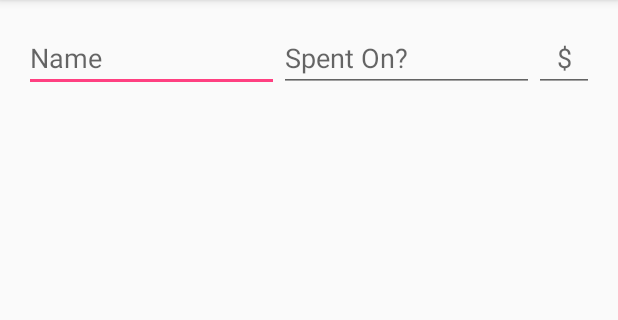
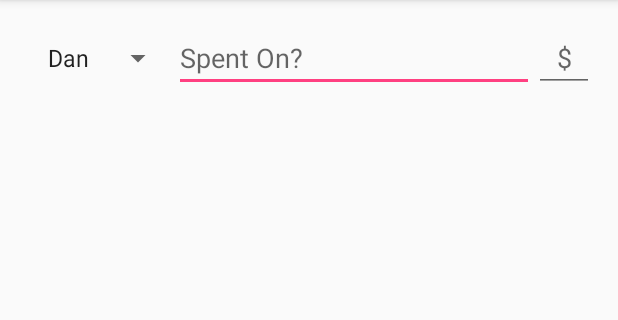
Before and after one commit to nebnitt/budget-for-android, an Android app: the screen it shows after launch (MainActivity), on a phone screen of 412 x 824 dp, the part 84-404 px from its top. Run offline under Robolectric (Android 15) with nearby library versions, the phone set to English and light mode, and no system bars.

Commit message:
Add name dropdown spinner instead of edittext. Add delete functionality with dialog warning box.

```diff
--- a/app/src/main/java/com/example/android/budget/MainActivity.java
+++ b/app/src/main/java/com/example/android/budget/MainActivity.java
@@ -1,5 +1,6 @@
 package com.example.android.budget;
 
+import android.app.Activity;
 import android.app.Dialog;
 import android.app.DialogFragment;
 import android.content.DialogInterface;
@@ -10,22 +11,29 @@ import android.support.v7.app.AlertDialog;
 import android.support.v7.app.AppCompatActivity;
 import android.support.v7.widget.LinearLayoutManager;
 import android.support.v7.widget.RecyclerView;
+import android.support.v7.widget.helper.ItemTouchHelper;
 import android.view.LayoutInflater;
 import android.view.Menu;
 import android.view.MenuItem;
 import android.view.View;
+import android.widget.AdapterView;
+import android.widget.AdapterView.OnItemSelectedListener;
+import android.widget.ArrayAdapter;
 import android.widget.EditText;
+import android.widget.Spinner;
 import android.widget.TextView;
 
 
-public class MainActivity extends AppCompatActivity {
+public class MainActivity extends AppCompatActivity
+    implements OnItemSelectedListener {
 
     private BudgetAdapter mAdapter;
     private SqlUtils mSqlUtils;
 
-    private EditText mNewNameEditText;
     private EditText mNewDollarsSpentEditText;
     private EditText mNewSpentMoneyWhereEditText;
+
+    private Spinner mSelectNameSpinner;
 
     // d (1) Create local EditText members for mNewGuestNameEditText and mNewPartySizeEditText
 
@@ -37,12 +45,20 @@ public class MainActivity extends AppCompatActivity {
         super.onCreate(savedInstanceState);
         setContentView(R.layout.activity_main);
 
+        final Activity mThis = this;
+
         RecyclerView budgetRecyclerView;
+
+        mSelectNameSpinner = (Spinner) findViewById(R.id.person_name_spinner);
+        ArrayAdapter<CharSequence> adapter = ArrayAdapter.createFromResource(this,
+                R.array.names_array, android.R.layout.simple_spinner_item);
+        adapter.setDropDownViewResource(android.R.layout.simple_spinner_dropdown_item);
+        mSelectNameSpinner.setAdapter(adapter);
+        mSelectNameSpinner.setOnItemSelectedListener(this);
 
         // Set local attributes to corresponding views
         budgetRecyclerView = (RecyclerView) this.findViewById(R.id.all_budgets_list_view);
 
-        mNewNameEditText = (EditText) findViewById(R.id.person_name_edit_text);
         mNewDollarsSpentEditText = (EditText) findViewById(R.id.dollars_spent_edit_text);
         mNewSpentMoneyWhereEditText = (EditText) findViewById(R.id.spent_money_where_edit_text);
 
@@ -60,8 +76,9 @@ public class MainActivity extends AppCompatActivity {
         // Link the adapter to the RecyclerView
         budgetRecyclerView.setAdapter(mAdapter);
 
-/*        new ItemTouchHelper(new ItemTouchHelper.SimpleCallback(0,
+        new ItemTouchHelper(new ItemTouchHelper.SimpleCallback(0,
                 ItemTouchHelper.LEFT | ItemTouchHelper.RIGHT) {
+//            Activity activity = getCallingActivity();
 
             @Override
             public boolean onMove(RecyclerView recyclerView, RecyclerView.ViewHolder viewHolder,RecyclerView.ViewHolder target) {
@@ -70,12 +87,39 @@ public class MainActivity extends AppCompatActivity {
 
             @Override
             public void onSwiped(RecyclerView.ViewHolder viewHolder, int swipeDir){
-                long guestId = (long)viewHolder.itemView.getTag();
-                removeBudgetItem(guestId);
-                mAdapter.swapCursor(getAllBudgetEntries());
+                final RecyclerView.ViewHolder fViewHolder = viewHolder;
+
+                AlertDialog.Builder builder = new AlertDialog.Builder(mThis);
+                // Add the buttons
+                builder.setMessage("Delete this budget item?");
+                builder.setPositiveButton(R.string.delete, new DialogInterface.OnClickListener() {
+                    public void onClick(DialogInterface dialog, int id) {
+                        long guestId = (long)fViewHolder.itemView.getTag();
+                        mSqlUtils.removeBudgetItem(guestId);
+                        mAdapter.swapCursor(mSqlUtils.getAllBudgetEntries());
+                    }
+                });
+                builder.setNegativeButton(R.string.cancel, new DialogInterface.OnClickListener() {
+                    public void onClick(DialogInterface dialog, int id) {
+                        // User cancelled the dialog
+                    }
+                });
+                // Create the AlertDialog
+                AlertDialog dialog = builder.create();
+                dialog.show();
             }
-        }).attachToRecyclerView(budgetRecyclerView);*/
+        }).attachToRecyclerView(budgetRecyclerView);
 
+    }
+
+    @Override
+    public void onItemSelected(AdapterView<?> parent, View view, int position, long id) {
+        // fill in if we need action on selecting item from spinner
+    }
+
+    @Override
+    public void onNothingSelected(AdapterView<?> parent) {
+        // idk what this is for
     }
 
     public static class EditBudgetItemDialogFragment extends DialogFragment {
@@ -168,14 +212,14 @@ public class MainActivity extends AppCompatActivity {
      * This method is called when user clicks on the Add to waitlist menu item
      */
     public void addToBudgetList() {
-        if(mNewNameEditText.getText().length() == 0 || mNewSpentMoneyWhereEditText.getText().length() == 0
-                || mNewDollarsSpentEditText.getText().length() == 0){
+        if(mNewSpentMoneyWhereEditText.getText().length() == 0
+            || mNewDollarsSpentEditText.getText().length() == 0){
             return;
         }
 
         try {
             int dollarsSpent = Integer.parseInt(mNewDollarsSpentEditText.getText().toString());
-            String name = mNewNameEditText.getText().toString();
+            String name = mSelectNameSpinner.getSelectedItem().toString();
             String spentOn = mNewSpentMoneyWhereEditText.getText().toString();
             mSqlUtils.addBudgetItem(name, dollarsSpent, spentOn);
             mAdapter.swapCursor(mSqlUtils.getAllBudgetEntries());//, lastAddedGuestId);
@@ -185,10 +229,8 @@ public class MainActivity extends AppCompatActivity {
 
         mNewDollarsSpentEditText.getText().clear();
         mNewSpentMoneyWhereEditText.getText().clear();
-        mNewNameEditText.getText().clear();
         mNewDollarsSpentEditText.clearFocus();
         mNewSpentMoneyWhereEditText.clearFocus();
-        mNewNameEditText.clearFocus();
     }
 
 
--- a/app/src/main/res/layout/activity_main.xml
+++ b/app/src/main/res/layout/activity_main.xml
@@ -11,15 +11,11 @@
         android:layout_width="match_parent"
         android:layout_height="wrap_content">
 
-        <EditText
-            android:id="@+id/person_name_edit_text"
-            android:layout_width="0dp"
-            android:layout_height="wrap_content"
-            android:layout_weight="1"
-
-            android:hint="@string/name_hint"
-            android:inputType="textPersonName|textCapWords"
-            android:textAppearance="@style/TextAppearance.AppCompat.Medium" />
+        <Spinner
+            android:id="@+id/person_name_spinner"
+            android:layout_width="wrap_content"
+            android:layout_height="match_parent"
+            android:paddingLeft="8dp" />
 
         <EditText
             android:id="@+id/spent_money_where_edit_text"
--- a/app/src/main/res/values/strings.xml
+++ b/app/src/main/res/values/strings.xml
@@ -9,4 +9,11 @@
     <string name="default_name">[Name]</string>
     <string name="default_dollars">\?</string>
     <string name="default_spent_on">On What?</string>
+    <string name="delete">Delete</string>
+    <string name="cancel">Cancel</string>
+
+    <string-array name="names_array">
+        <item>Dan</item>
+        <item>Erin</item>
+    </string-array>
 </resources>
```
